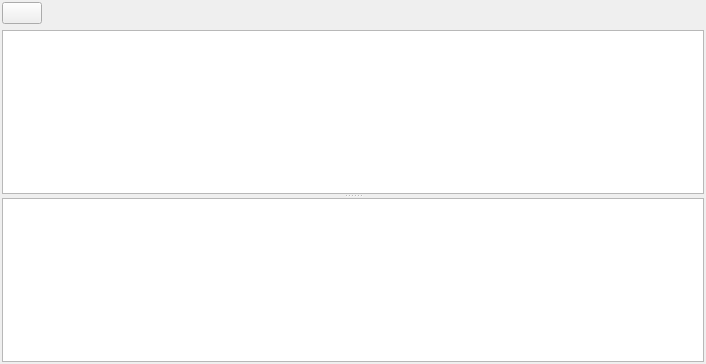
First picture: the form in cpp/lib/classesui/ui/threadviewui.ui, repository justajeffy/arsenalsuite, before the edit.
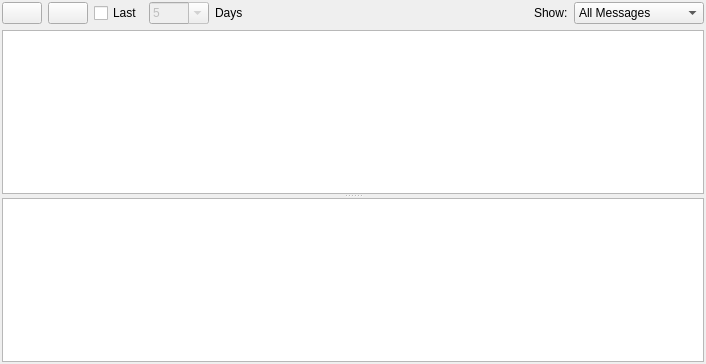
Second picture: the form after the edit. Icons and pictures are not drawn. Custom widgets are drawn as their Qt base class.

```diff
--- a/cpp/lib/classesui/ui/threadviewui.ui
+++ b/cpp/lib/classesui/ui/threadviewui.ui
@@ -42,6 +42,75 @@
        </property>
       </widget>
      </item>
+     <item>
+      <widget class="QPushButton" name="mShowRecursiveButton">
+       <property name="text">
+        <string/>
+       </property>
+       <property name="icon">
+        <iconset resource="threadview.qrc">
+         <normaloff>:/threadview/tree_win.png</normaloff>:/threadview/tree_win.png</iconset>
+       </property>
+       <property name="checkable">
+        <bool>true</bool>
+       </property>
+      </widget>
+     </item>
+     <item>
+      <widget class="QCheckBox" name="mShowLastCheck">
+       <property name="text">
+        <string>Last</string>
+       </property>
+      </widget>
+     </item>
+     <item>
+      <widget class="QComboBox" name="mDaysCombo">
+       <property name="enabled">
+        <bool>false</bool>
+       </property>
+       <property name="minimumSize">
+        <size>
+         <width>60</width>
+         <height>0</height>
+        </size>
+       </property>
+       <property name="editable">
+        <bool>true</bool>
+       </property>
+       <item>
+        <property name="text">
+         <string>5</string>
+        </property>
+       </item>
+       <item>
+        <property name="text">
+         <string>10</string>
+        </property>
+       </item>
+       <item>
+        <property name="text">
+         <string>20</string>
+        </property>
+       </item>
+       <item>
+        <property name="text">
+         <string>50</string>
+        </property>
+       </item>
+       <item>
+        <property name="text">
+         <string>100</string>
+        </property>
+       </item>
+      </widget>
+     </item>
+     <item>
+      <widget class="QLabel" name="textLabel1">
+       <property name="text">
+        <string>Days</string>
+       </property>
+      </widget>
+     </item>
      <item>
       <spacer>
        <property name="orientation">
@@ -58,6 +127,27 @@
        </property>
       </spacer>
      </item>
+     <item>
+      <widget class="QLabel" name="textLabel6">
+       <property name="text">
+        <string>Show:</string>
+       </property>
+      </widget>
+     </item>
+     <item>
+      <widget class="QComboBox" name="mUnreadFilter">
+       <item>
+        <property name="text">
+         <string>All Messages</string>
+        </property>
+       </item>
+       <item>
+        <property name="text">
+         <string>Unread Messages</string>
+        </property>
+       </item>
+      </widget>
+     </item>
     </layout>
    </item>
    <item>
```
Left out of the diff: 1 changed line with no effect on the pictures.
